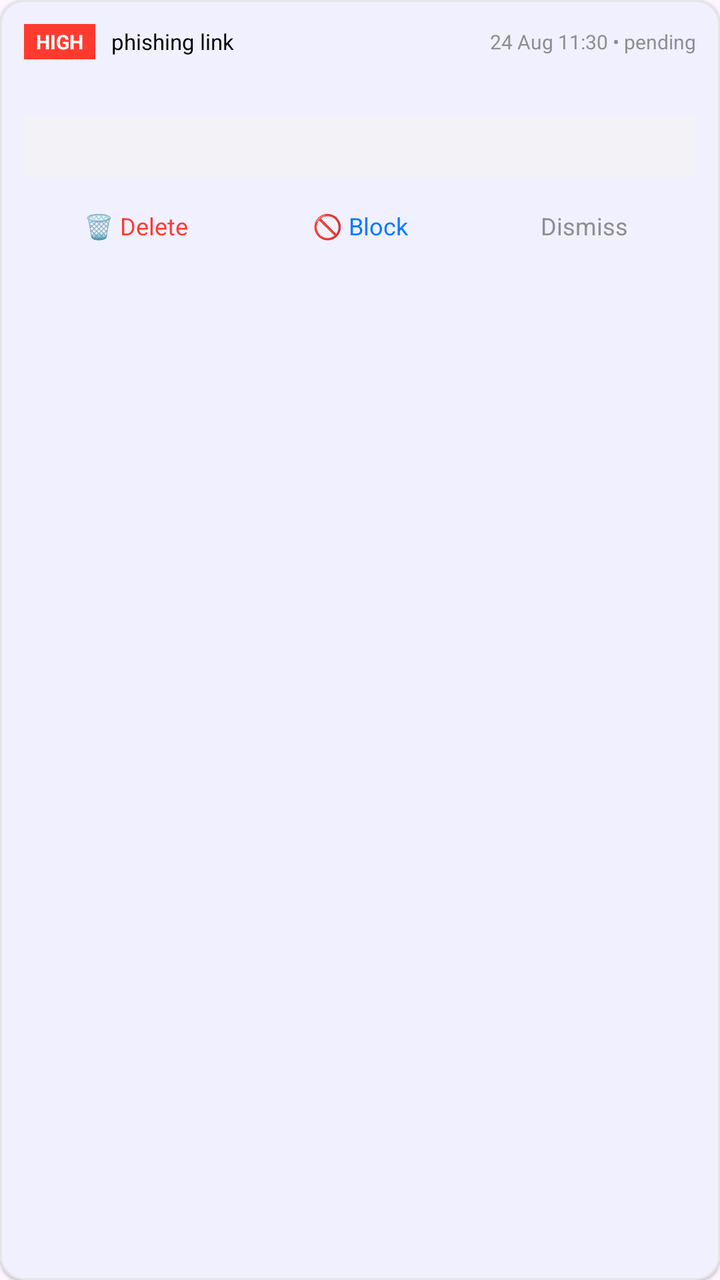
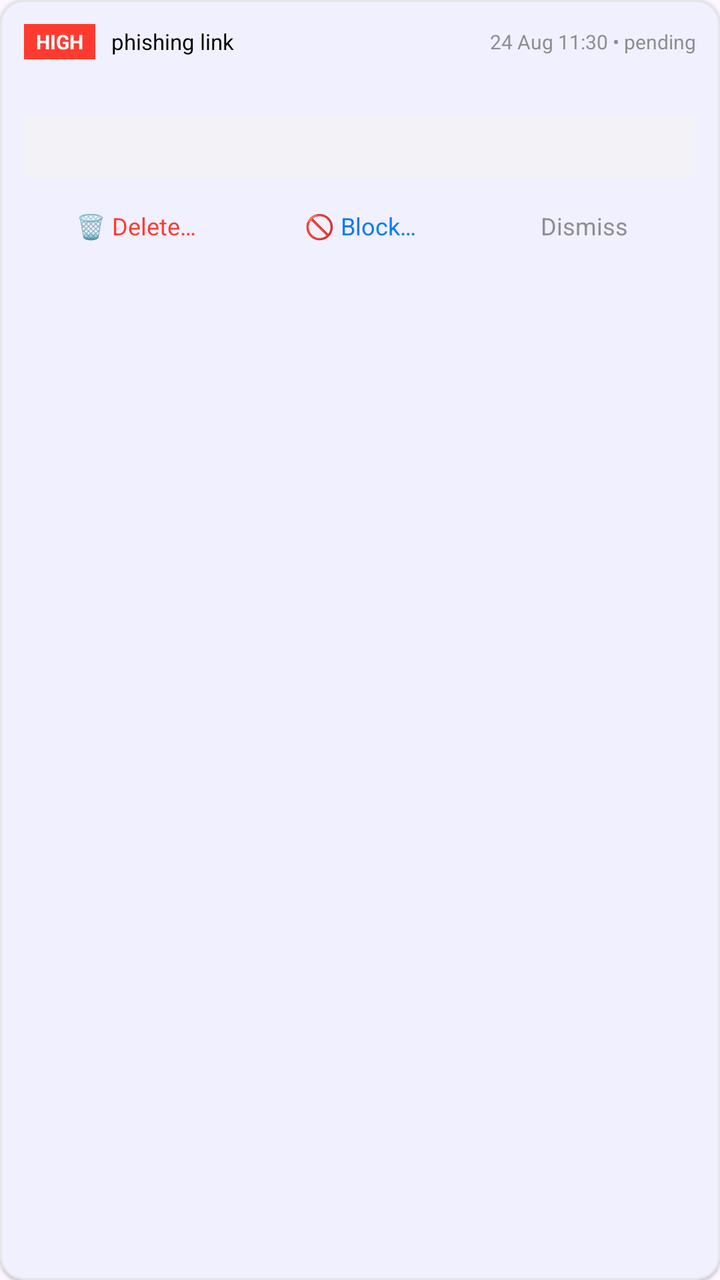

The first picture is an Android layout as it rendered before a commit; the second is the same layout after the commit. The layout source and the unified diff follow.
<!-- AndroidManifest.xml: application theme Theme.ScamShield -->
<!-- res/layout/item_scan_log.xml -->
<?xml version="1.0" encoding="utf-8"?>
<com.google.android.material.card.MaterialCardView xmlns:android="http://schemas.android.com/apk/res/android"
    xmlns:app="http://schemas.android.com/apk/res-auto"
    android:layout_width="match_parent"
    android:layout_height="wrap_content"
    android:layout_margin="6dp"
    app:cardCornerRadius="12dp"
    app:cardElevation="1dp"
    app:strokeWidth="1dp"
    app:strokeColor="#E5E5EA">

    <LinearLayout
        android:orientation="vertical"
        android:padding="12dp"
        android:layout_width="match_parent"
        android:layout_height="wrap_content">

        <LinearLayout
            android:orientation="horizontal"
            android:gravity="center_vertical"
            android:layout_width="match_parent"
            android:layout_height="wrap_content">

            <TextView
                android:id="@+id/logRisk"
                android:text="HIGH"
                android:textSize="10sp"
                android:textStyle="bold"
                android:textColor="#FFFFFF"
                android:background="#FF3B30"
                android:paddingHorizontal="6dp"
                android:paddingVertical="2dp"
                android:layout_width="wrap_content"
                android:layout_height="wrap_content"/>

            <TextView
                android:id="@+id/logCategory"
                android:text="phishing link"
                android:textSize="11sp"
                android:textColor="#000000"
                android:layout_marginStart="8dp"
                android:layout_width="0dp"
                android:layout_weight="1"
                android:layout_height="wrap_content"/>

            <TextView
                android:id="@+id/logTime"
                android:text="24 Aug 11:30 • pending"
                android:textSize="10sp"
                android:textColor="#8E8E93"
                android:layout_width="wrap_content"
                android:layout_height="wrap_content"/>
        </LinearLayout>

        <TextView
            android:id="@+id/logReason"
            android:textSize="12sp"
            android:textColor="#1C1C1E"
            android:layout_marginTop="6dp"
            android:layout_width="match_parent"
            android:layout_height="wrap_content"/>

        <TextView
            android:id="@+id/logSnippet"
            android:textSize="11sp"
            android:textColor="#8E8E93"
            android:background="#F2F2F7"
            android:padding="8dp"
            android:layout_marginTop="6dp"
            android:layout_width="match_parent"
            android:layout_height="wrap_content"/>

        <LinearLayout
            android:orientation="horizontal"
            android:layout_marginTop="8dp"
            android:layout_width="match_parent"
            android:layout_height="wrap_content">

            <TextView
                android:id="@+id/logDelete"
                android:text="🗑 Delete"
                android:textSize="12sp"
                android:textColor="#FF3B30"
                android:background="?attr/selectableItemBackground"
                android:padding="8dp"
                android:gravity="center"
                android:layout_width="0dp"
                android:layout_weight="1"
                android:layout_height="wrap_content"/>

            <TextView
                android:id="@+id/logBlock"
                android:text="🚫 Block"
                android:textSize="12sp"
                android:textColor="#007AFF"
                android:background="?attr/selectableItemBackground"
                android:padding="8dp"
                android:gravity="center"
                android:layout_width="0dp"
                android:layout_weight="1"
                android:layout_height="wrap_content"/>

            <TextView
                android:id="@+id/logIgnore"
                android:text="Dismiss"
                android:textSize="12sp"
                android:textColor="#8E8E93"
                android:background="?attr/selectableItemBackground"
                android:padding="8dp"
                android:gravity="center"
                android:layout_width="0dp"
                android:layout_weight="1"
                android:layout_height="wrap_content"/>
        </LinearLayout>
    </LinearLayout>
</com.google.android.material.card.MaterialCardView>
<!-- resources referenced by this layout -->
<resources>
  <style name="Theme.ScamShield" parent="Theme.Material3.Light.NoActionBar">
          <item name="colorPrimary">@color/ios_blue</item>
          <item name="colorSecondary">@color/ios_blue</item>
          <item name="android:statusBarColor">@color/ios_card</item>
          <item name="android:navigationBarColor">@color/ios_bg</item>
          <item name="android:windowLightStatusBar">true</item>
          <item name="android:windowLightNavigationBar">true</item>
      </style>
  <color name="ios_blue">#007AFF</color>
  <color name="ios_card">#FFFFFF</color>
  <color name="ios_bg">#F2F2F7</color>
</resources>

<!-- the commit's change to res/layout/item_scan_log.xml (unified diff, before → after) -->
@@ -78,7 +78,7 @@
 
             <TextView
                 android:id="@+id/logDelete"
-                android:text="🗑 Delete"
+                android:text="🗑 Delete…"
                 android:textSize="12sp"
                 android:textColor="#FF3B30"
                 android:background="?attr/selectableItemBackground"
@@ -90,7 +90,7 @@
 
             <TextView
                 android:id="@+id/logBlock"
-                android:text="🚫 Block"
+                android:text="🚫 Block…"
                 android:textSize="12sp"
                 android:textColor="#007AFF"
                 android:background="?attr/selectableItemBackground"
